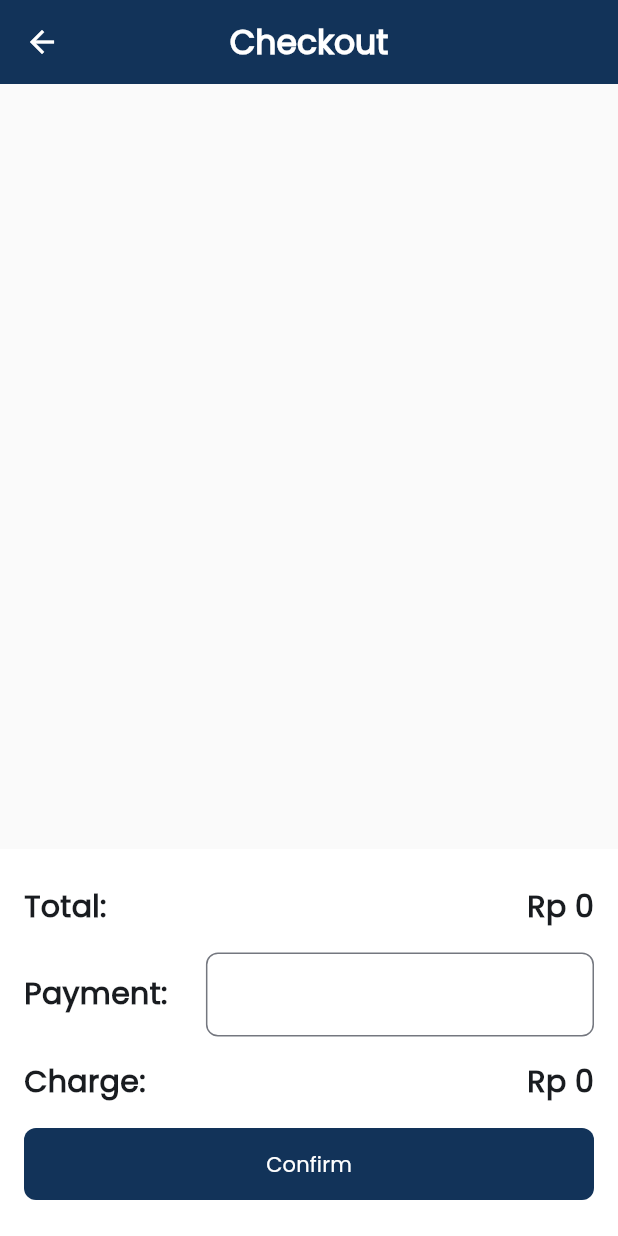
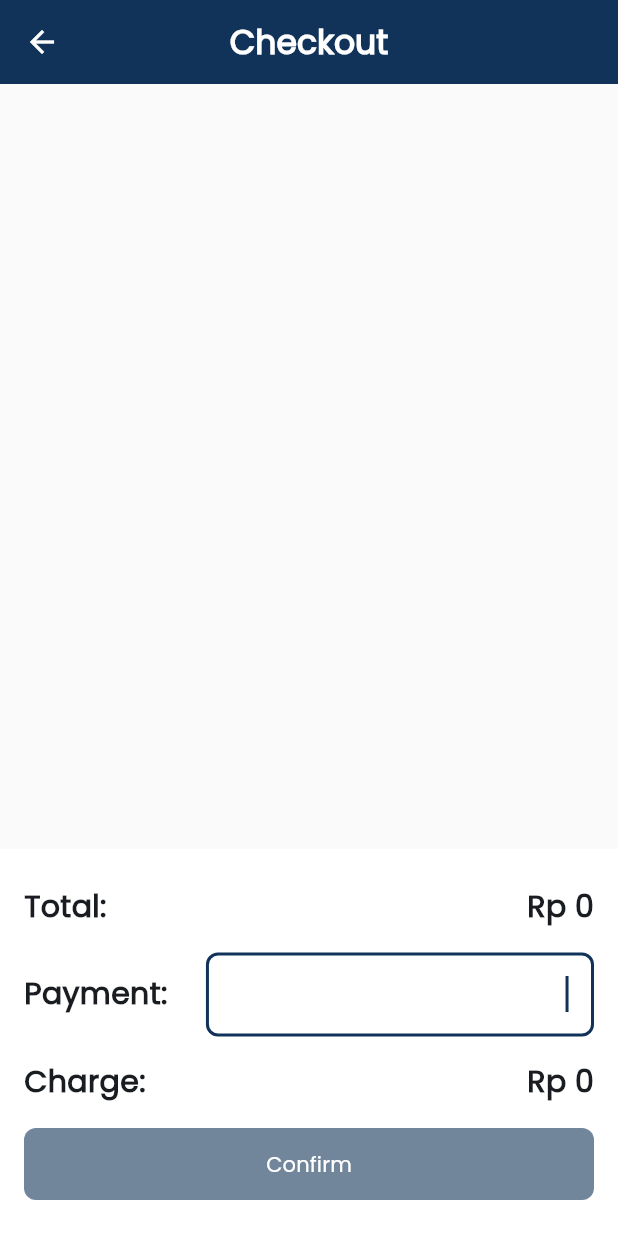
Before and after one commit to yafizh/mitra_cempaka, a Flutter app: the CheckoutPage screen opened directly, on a phone screen of 412 x 824 dp. Run offline on Flutter 3.47's test engine with Material 3 defaults, Android fonts, the phone set to English and light mode, and no system bars; our stand-ins replace shared_preferences; accounts and stored records are empty.

Commit message:
calculate charge on checkout page and do simulation

```diff
--- a/lib/pages/checkout_page.dart
+++ b/lib/pages/checkout_page.dart
@@ -1,14 +1,28 @@
 import 'package:flutter/material.dart';
+import 'package:flutter/services.dart';
 import 'package:intl/intl.dart';
 import 'package:mitra_cempaka/services/provider/cart_provider.dart';
 import 'package:provider/provider.dart';
 
-class CheckoutPage extends StatelessWidget {
+class CheckoutPage extends StatefulWidget {
   const CheckoutPage({super.key});
+
+  @override
+  State<CheckoutPage> createState() => _CheckoutPageState();
+}
+
+class _CheckoutPageState extends State<CheckoutPage> {
+  int _total = 0;
+  int _payment = 0;
+  int _charge = 0;
+
+  bool _isValid = false;
+  bool _isLoading = false;
 
   @override
   Widget build(BuildContext context) {
     final theme = Theme.of(context);
+
     return Scaffold(
       appBar: AppBar(
         title: Text("Checkout", style: TextStyle(fontWeight: FontWeight.bold)),
@@ -19,6 +33,7 @@ class CheckoutPage extends StatelessWidget {
       backgroundColor: Colors.grey[50],
       body: Consumer<CartProvider>(
         builder: (context, cart, child) {
+          _total = cart.totalItemPrice;
           return Column(
             mainAxisAlignment: MainAxisAlignment.start,
             crossAxisAlignment: CrossAxisAlignment.start,
@@ -98,7 +113,7 @@ class CheckoutPage extends StatelessWidget {
                             locale: 'id_ID',
                             symbol: 'Rp ',
                             decimalDigits: 0,
-                          ).format(cart.totalItemPrice),
+                          ).format(_total),
                         ),
                       ],
                     ),
@@ -115,7 +130,8 @@ class CheckoutPage extends StatelessWidget {
                         ),
                         SizedBox(width: 20),
                         Expanded(
-                          child: TextField(
+                          child: TextFormField(
+                            keyboardType: TextInputType.number,
                             textAlign: TextAlign.end,
                             decoration: InputDecoration(
                               fillColor: Colors.white,
@@ -123,6 +139,19 @@ class CheckoutPage extends StatelessWidget {
                                 borderRadius: BorderRadius.circular(8),
                               ),
                             ),
+                            autofocus: true,
+                            inputFormatters: [
+                              FilteringTextInputFormatter.digitsOnly,
+                            ],
+                            onChanged: (value) {
+                              if (value.isNotEmpty) {
+                                setState(() {
+                                  _payment = int.parse(value);
+                                  _charge = _payment - _total;
+                                  _isValid = (_payment >= 0 && _charge >= 0);
+                                });
+                              }
+                            },
                           ),
                         ),
                       ],
@@ -147,25 +176,44 @@ class CheckoutPage extends StatelessWidget {
                             locale: 'id_ID',
                             symbol: 'Rp ',
                             decimalDigits: 0,
-                          ).format(cart.totalItemPrice),
+                          ).format(_charge > 0 ? _charge : 0),
                         ),
                       ],
                     ),
                     SizedBox(height: 16),
                     FilledButton(
-                      onPressed: () {
-                        Navigator.of(context).pop();
-                        Navigator.of(context).pop();
-                        cart.removeAll();
+                      onPressed: () async {
+                        if (_isValid) {
+                          setState(() => _isLoading = true);
+
+                          await Future.delayed(Duration(seconds: 3));
+                          Navigator.of(context).pop();
+                          Navigator.of(context).pop();
+                          cart.removeAll();
+                        }
                       },
                       style: FilledButton.styleFrom(
                         minimumSize: Size.fromHeight(48),
                         shape: RoundedRectangleBorder(
                           borderRadius: BorderRadius.circular(8),
                         ),
-                        backgroundColor: theme.colorScheme.primary,
+                        backgroundColor: theme.colorScheme.primary.withValues(
+                          alpha: (!_isValid || _isLoading) ? 0.6 : 1,
+                        ),
+                        splashFactory: (!_isValid || _isLoading)
+                            ? NoSplash.splashFactory
+                            : null,
                       ),
-                      child: const Text("Confirm"),
+                      child: _isLoading
+                          ? SizedBox(
+                              width: 24,
+                              height: 24,
+                              child: const CircularProgressIndicator(
+                                color: Colors.white,
+                                strokeWidth: 2,
+                              ),
+                            )
+                          : const Text("Confirm"),
                     ),
                   ],
                 ),
```
